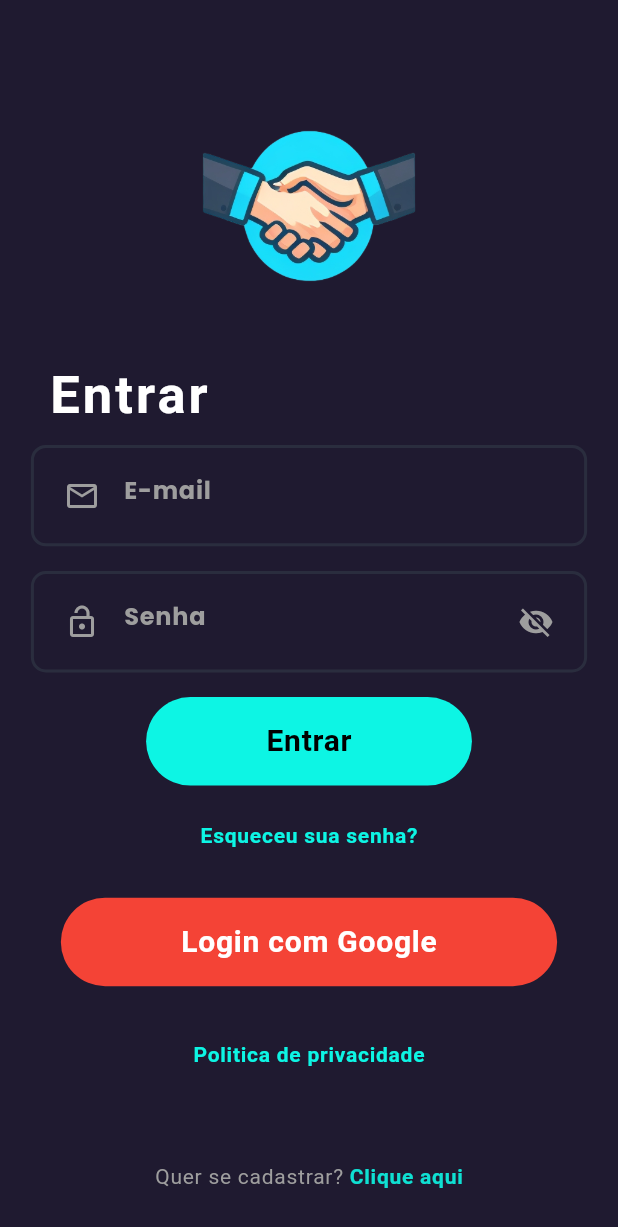
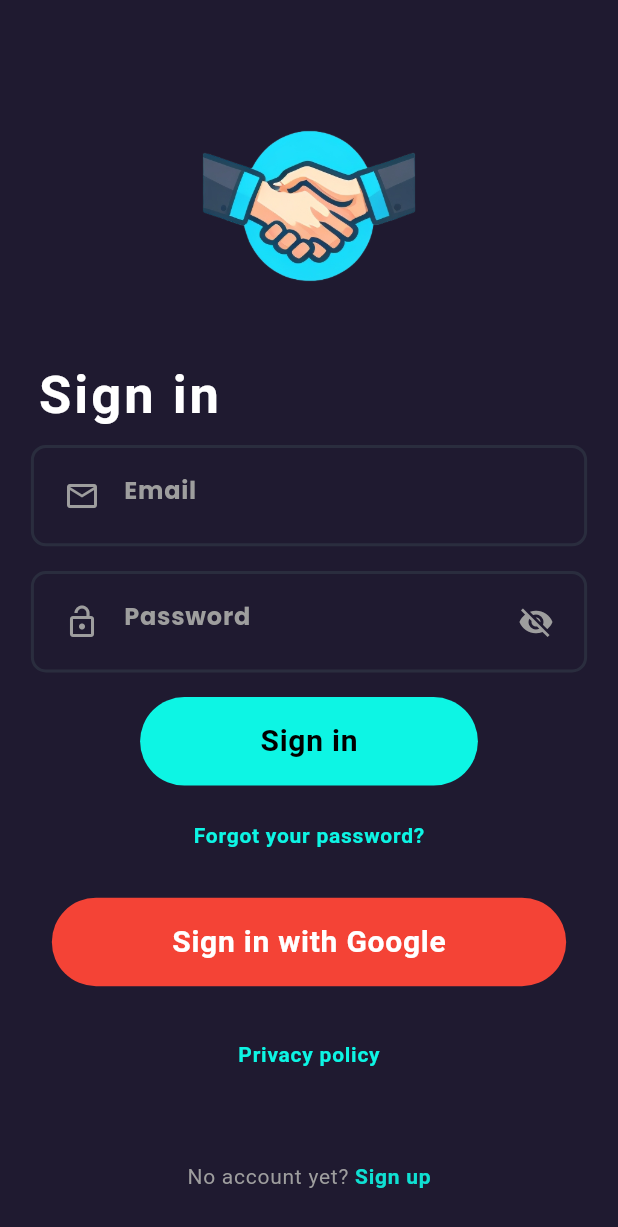
Before and after one commit to brdacon1/budget_flutter, a Flutter app: the screen it shows after launch, on a phone screen of 412 x 824 dp. Shown: the top 1227 px of the screen. Run offline on Flutter 3.47's test engine with Material 3 defaults, Android fonts, the phone set to English and light mode, and no system bars; our stand-ins replace adaptive_theme, badges, cloud_firestore, dotted_border, expansion_tile_card, extended_masked_text and 18 more; missing offline and left inert: flutter_inapp_purchase, fluttercontactpicker, syncfusion_flutter_pdf, syncfusion_flutter_pdfviewer; accounts and stored records are empty; Roboto replaces fonts that are missing (Heebo); statements that could not run were skipped; project files that could hold a hidden picture were left out.

Commit message:
chore: alteração de versão

```diff
--- /dev/null
+++ b/lib/common/strings/auth_strings.dart
@@ -0,0 +1,91 @@
+import 'package:flutter/widgets.dart';
+
+/// Textos da área de autenticação (login + cadastro) internacionalizados.
+///
+/// Resolve o idioma a partir da **localidade do dispositivo**
+/// ([WidgetsBinding.instance.platformDispatcher.locale]) e devolve a string em
+/// `pt` (Português) ou `en` (Inglês, fallback para qualquer outra localidade).
+///
+/// Uso: `AuthStrings.loginEmailHint`, `AuthStrings.signUpTitle`, etc. Todos os
+/// getters são `static`, então podem ser usados tanto na View quanto no
+/// ViewModel (que só precisa de `package:flutter/widgets.dart`). Nenhum texto
+/// visível ao usuário fica solto como literal nas telas de auth — todos passam
+/// por aqui, centralizando a tradução num arquivo só.
+class AuthStrings {
+  const AuthStrings._();
+
+  static Locale get _locale =>
+      WidgetsBinding.instance.platformDispatcher.locale;
+
+  static String get _code => _locale.languageCode;
+
+  static bool get _isPt => _code == 'pt';
+
+  // --- Login: header / campos ---
+  static String get loginTitle => _isPt ? 'Entrar' : 'Sign in';
+  static String get loginEmailHint => _isPt ? 'E-mail' : 'Email';
+  static String get loginPasswordHint => _isPt ? 'Senha' : 'Password';
+
+  // --- Login: botões ---
+  static String get loginButton => _isPt ? 'Entrar' : 'Sign in';
+  static String get loginForgotPassword =>
+      _isPt ? 'Esqueceu sua senha?' : 'Forgot your password?';
+  static String get loginWithGoogle =>
+      _isPt ? 'Login com Google' : 'Sign in with Google';
+  static String get loginPrivacyPolicy =>
+      _isPt ? 'Política de privacidade' : 'Privacy policy';
+
+  // --- Login: rodapé ---
+  static String get loginRegisterPrompt =>
+      _isPt ? 'Quer se cadastrar? ' : 'No account yet? ';
+  static String get loginRegisterAction => _isPt ? 'Clique aqui' : 'Sign up';
+
+  // --- Login: erros (ViewModel) ---
+  static String get loginErrorUserNotFound =>
+      _isPt ? 'Usuário não encontrado.' : 'User not found.';
+  static String get loginErrorWrongPassword =>
+      _isPt ? 'Senha incorreta.' : 'Wrong password.';
+  static String get loginErrorInvalidEmail =>
+      _isPt ? 'E-mail inválido.' : 'Invalid email.';
+  static String get loginErrorUserDisabled =>
+      _isPt ? 'Usuário desativado.' : 'User disabled.';
+  static String get loginErrorDefault =>
+      _isPt
+          ? 'Problemas para realizar seu login. Verifique sua senha e e-mail.'
+          : 'Could not sign in. Please check your email and password.';
+
+  // --- Cadastro: modal ---
+  static String get signUpTitle => _isPt ? 'Criar uma conta' : 'Create account';
+  static String get signUpButton => _isPt ? 'REGISTRAR' : 'SIGN UP';
+  static String get signUpButtonLoading =>
+      _isPt ? 'Registrando...' : 'Signing up...';
+
+  // --- Cadastro: campos ---
+  static String get signUpNameHint => _isPt ? 'SEU NOME' : 'YOUR NAME';
+  static String get signUpEmailHint => _isPt ? 'E-MAIL' : 'EMAIL';
+  static String get signUpPasswordHint => _isPt ? 'SENHA' : 'PASSWORD';
+
+  // --- Cadastro: rodapé ---
+  static String get signUpLoginPrompt =>
+      _isPt ? 'Já tem uma conta? ' : 'Already have an account? ';
+  static String get signUpLoginAction => _isPt ? 'Entre' : 'Sign in';
+
+  // --- Cadastro: feedback / erros (ViewModel) ---
+  static String get signUpSuccess =>
+      _isPt ? 'Cadastro realizado com sucesso!' : 'Account created successfully!';
+  static String get signUpErrorFillAll =>
+      _isPt ? 'Por favor preencha todos os campos!' : 'Please fill in all fields!';
+  static String get signUpErrorEmailInUse =>
+      _isPt ? 'E-mail já cadastrado.' : 'Email already registered.';
+  static String get signUpErrorInvalidEmail =>
+      _isPt ? 'E-mail inválido.' : 'Invalid email.';
+  static String get signUpErrorWeakPassword =>
+      _isPt ? 'Senha muito fraca.' : 'Password is too weak.';
+  static String get signUpErrorDisabled =>
+      _isPt ? 'Cadastro desativado.' : 'Sign up disabled.';
+  static String get signUpErrorDefault =>
+      _isPt ? 'Problemas para registrar usuário!' : 'Could not register user!';
+
+  // --- Comum (login + cadastro) ---
+  static String get errorTitle => _isPt ? 'Erro!' : 'Error!';
+}
--- a/lib/presentations/login/components/login_footer.dart
+++ b/lib/presentations/login/components/login_footer.dart
@@ -1,6 +1,7 @@
 import 'package:flutter/material.dart';
 import 'package:google_fonts/google_fonts.dart';
 import 'package:oflite/common/constants/constants.dart';
+import 'package:oflite/common/strings/auth_strings.dart';
 import 'package:oflite/presentations/singup/singup_view.dart';
 
 /// Rodapé do login com o atalho de cadastro.
@@ -25,7 +26,7 @@ class LoginFooter extends StatelessWidget {
           mainAxisAlignment: MainAxisAlignment.center,
           children: [
             Text(
-              'Quer se cadastrar? ',
+              AuthStrings.loginRegisterPrompt,
               style: GoogleFonts.heebo(
                 color: Colors.grey,
                 letterSpacing: 0.5,
@@ -37,7 +38,7 @@ class LoginFooter extends StatelessWidget {
                     .then((_) => onRegisterClosed());
               },
               child: Text(
-                'Clique aqui',
+                AuthStrings.loginRegisterAction,
                 style: GoogleFonts.heebo(
                   color: buttonColor.withOpacity(0.9),
                   fontWeight: FontWeight.bold,
--- a/lib/presentations/login/components/login_header.dart
+++ b/lib/presentations/login/components/login_header.dart
@@ -1,5 +1,6 @@
 import 'package:flutter/material.dart';
 import 'package:google_fonts/google_fonts.dart';
+import 'package:oflite/common/strings/auth_strings.dart';
 import 'package:oflite/common/widgets/anmition/fade_animation_widget.dart';
 
 class LoginHeader extends StatelessWidget {
@@ -26,7 +27,7 @@ class LoginHeader extends StatelessWidget {
           child: Container(
             margin: const EdgeInsets.only(right: 240.0),
             child: Text(
-              'Entrar',
+              AuthStrings.loginTitle,
               style: GoogleFonts.heebo(
                 color: Colors.white,
                 fontWeight: FontWeight.bold,
--- a/lib/presentations/login/login_view.dart
+++ b/lib/presentations/login/login_view.dart
@@ -1,4 +1,5 @@
 import 'package:flutter/material.dart';
+import 'package:oflite/common/strings/auth_strings.dart';
 import 'package:oflite/common/constants/constants.dart';
 import 'package:oflite/services/display_alert.dart';
 import 'package:oflite/services/loading_event.dart';
@@ -61,13 +62,15 @@ class _LoginViewState extends State<LoginView> {
       // Captura a mensagem e consome o estado ANTES de qualquer chamada
       // que possa disparar novas notificações, para que o modal de erro
       // seja exibido apenas uma vez (one-shot).
-      final message =
-          _viewModel.errorMessage ??
-          'Problemas para realizar seu login. Verifique sua senha e e-mail.';
+      final message = _viewModel.errorMessage ?? AuthStrings.loginErrorDefault;
       _viewModel.consumeState();
       WidgetsBinding.instance.addPostFrameCallback((_) {
         if (mounted) {
-          _displayAlert.notificationError(context, 'Erro!', message);
+          _displayAlert.notificationError(
+            context,
+            AuthStrings.errorTitle,
+            message,
+          );
         }
       });
     }
@@ -94,7 +97,7 @@ class _LoginViewState extends State<LoginView> {
                   LoginTextField(
                     field: LoginField.email,
                     controller: _viewModel.emailController,
-                    hintText: 'E-mail',
+                    hintText: AuthStrings.loginEmailHint,
                     prefixIcon: Icons.email_outlined,
                     viewModel: _viewModel,
                     width: we,
@@ -104,7 +107,7 @@ class _LoginViewState extends State<LoginView> {
                   LoginTextField(
                     field: LoginField.password,
                     controller: _viewModel.passwordController,
-                    hintText: 'Senha',
+                    hintText: AuthStrings.loginPasswordHint,
                     prefixIcon: Icons.lock_open_outlined,
                     viewModel: _viewModel,
                     width: we,
@@ -129,12 +132,12 @@ class _LoginViewState extends State<LoginView> {
                   ),
                   SizedBox(height: he * 0.02),
                   LoginButton(
-                    label: 'Entrar',
+                    label: AuthStrings.loginButton,
                     onPressed: () => _viewModel.loginWithEmailAndPassword(context),
                   ),
                   SizedBox(height: he * 0.01),
                   LoginButton(
-                    label: 'Esqueceu sua senha?',
+                    label: AuthStrings.loginForgotPassword,
                     onPressed: () => _displayAlert.dialogChangePassword(context),
                     backgroundColor: bgColor,
                     textColor: buttonColor,
@@ -142,14 +145,14 @@ class _LoginViewState extends State<LoginView> {
                   ),
                   SizedBox(height: he * 0.02),
                   LoginButton(
-                    label: 'Login com Google',
+                    label: AuthStrings.loginWithGoogle,
                     onPressed: () => _viewModel.loginWithGoogle(context),
                     backgroundColor: Colors.red,
                     textColor: Colors.white,
                   ),
                   SizedBox(height: he * 0.025),
                   LoginButton(
-                    label: 'Politica de privacidade',
+                    label: AuthStrings.loginPrivacyPolicy,
                     onPressed: () async {
                       await Navigator.of(context).push(
                         MaterialPageRoute(
--- a/lib/presentations/login/login_view_model.dart
+++ b/lib/presentations/login/login_view_model.dart
@@ -8,6 +8,7 @@ import 'package:flutter/material.dart';
 import 'package:flutter_inapp_purchase/flutter_inapp_purchase.dart';
 import 'package:google_sign_in/google_sign_in.dart';
 import 'package:oflite/models/global_uid_user.dart' as global_uid_user;
+import 'package:oflite/common/strings/auth_strings.dart';
 import 'package:oflite/models/info_user.dart';
 import 'package:oflite/services/http_request.dart';
 import 'package:shared_preferences/shared_preferences.dart';
@@ -111,8 +112,7 @@ class LoginViewModel extends ChangeNotifier {
       errorMessage = _mapFirebaseAuthError(e);
     } catch (e) {
       state = LoginState.error;
-      errorMessage =
-          'Problemas para realizar seu login. Verifique sua senha e e-mail.';
+      errorMessage = AuthStrings.loginErrorDefault;
     } finally {
       notifyListeners();
     }
@@ -266,15 +266,15 @@ class LoginViewModel extends ChangeNotifier {
   String _mapFirebaseAuthError(FirebaseAuthException error) {
     switch (error.code) {
       case 'user-not-found':
-        return 'Usuário não encontrado.';
+        return AuthStrings.loginErrorUserNotFound;
       case 'wrong-password':
-        return 'Senha incorreta.';
+        return AuthStrings.loginErrorWrongPassword;
       case 'invalid-email':
-        return 'E-mail inválido.';
+        return AuthStrings.loginErrorInvalidEmail;
       case 'user-disabled':
-        return 'Usuário desativado.';
+        return AuthStrings.loginErrorUserDisabled;
       default:
-        return 'Problemas para realizar seu login. Verifique sua senha e e-mail.';
+        return AuthStrings.loginErrorDefault;
     }
   }
 
--- a/lib/presentations/singup/components/singup_login_link.dart
+++ b/lib/presentations/singup/components/singup_login_link.dart
@@ -1,6 +1,7 @@
 import 'package:flutter/material.dart';
 import 'package:google_fonts/google_fonts.dart';
 import 'package:oflite/common/constants/constants.dart';
+import 'package:oflite/common/strings/auth_strings.dart';
 
 /// Rodapé "Já tem uma conta? Entre" da tela de cadastro.
 ///
@@ -17,7 +18,7 @@ class SingUpLoginLink extends StatelessWidget {
       mainAxisAlignment: MainAxisAlignment.center,
       children: [
         Text(
-          "Já tem uma conta? ",
+          AuthStrings.signUpLoginPrompt,
           style: GoogleFonts.heebo(
             color: Colors.grey,
             letterSpacing: 0.5,
@@ -26,7 +27,7 @@ class SingUpLoginLink extends StatelessWidget {
         GestureDetector(
           onTap: onLogin,
           child: Text(
-            "Entre",
+            AuthStrings.signUpLoginAction,
             style: GoogleFonts.heebo(
               color: buttonColor.withOpacity(0.9),
               fontWeight: FontWeight.bold,
```
Also changed, not shown: lib/presentations/singup/singup_view.dart (+17 -11 lines), lib/presentations/singup/singup_view_model.dart (+8 -7 lines), 1 other file.
